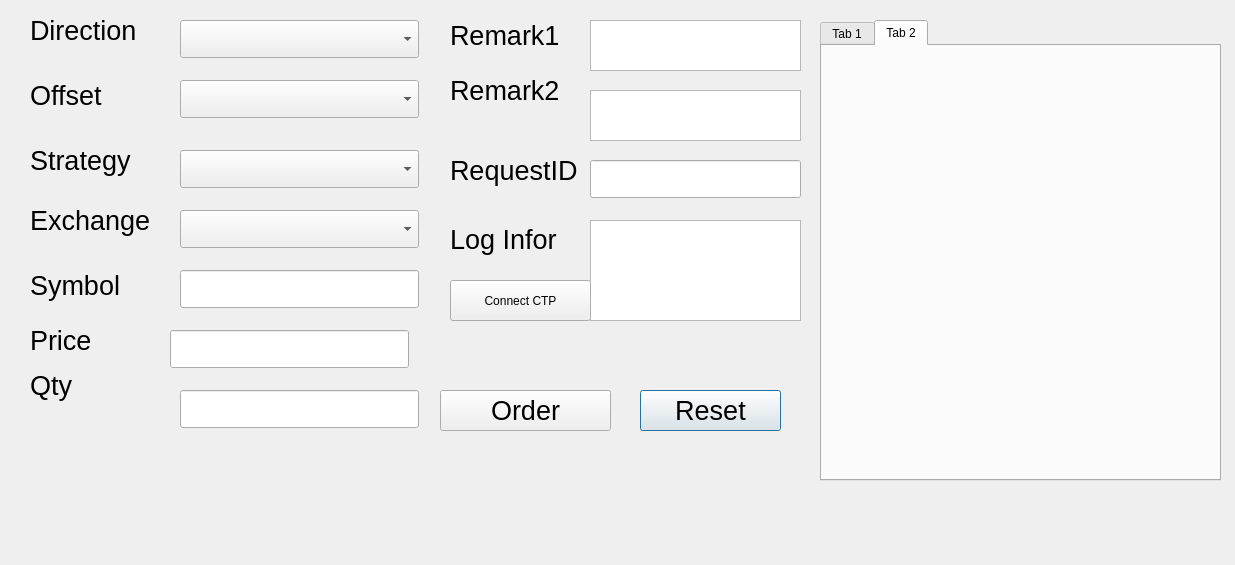
First picture: the form in ManualLog/ManualOrder/createdlg.ui, repository handsomehu/CppWorkStream, before the edit.
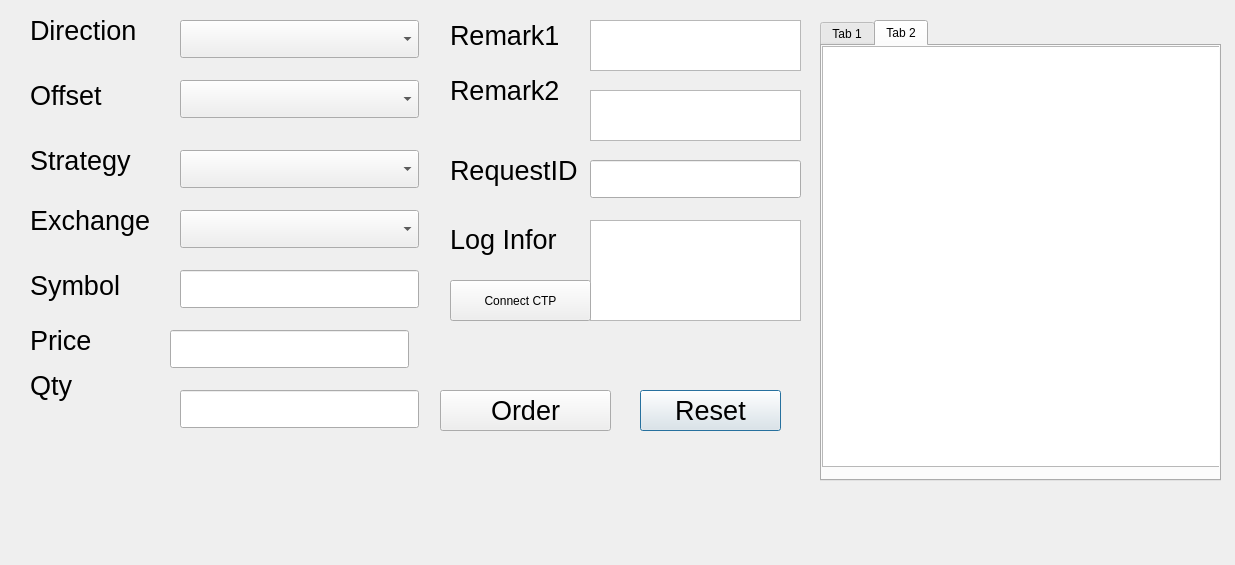
Second picture: the form after the edit. The open tabs and pages were chosen to show the change.

```diff
--- a/ManualLog/ManualOrder/createdlg.ui
+++ b/ManualLog/ManualOrder/createdlg.ui
@@ -453,6 +453,16 @@
     <attribute name="title">
      <string>Tab 2</string>
     </attribute>
+    <widget class="QTableWidget" name="WtTable">
+     <property name="geometry">
+      <rect>
+       <x>0</x>
+       <y>0</y>
+       <width>401</width>
+       <height>421</height>
+      </rect>
+     </property>
+    </widget>
    </widget>
   </widget>
  </widget>
```
Left out of the diff: 3 changed lines with no effect on the pictures.
